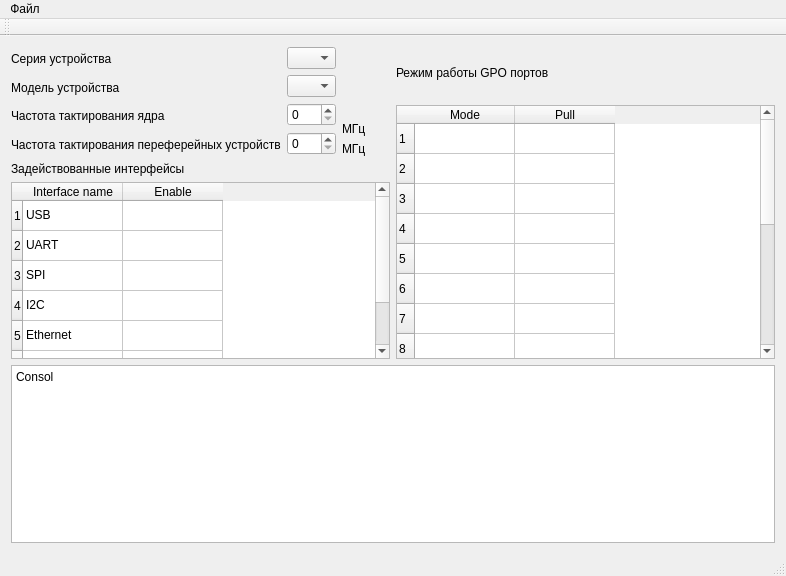
Before: the Qt Designer form mainwindow.ui in dlsingle/AKMO, drawn with Qt 5.
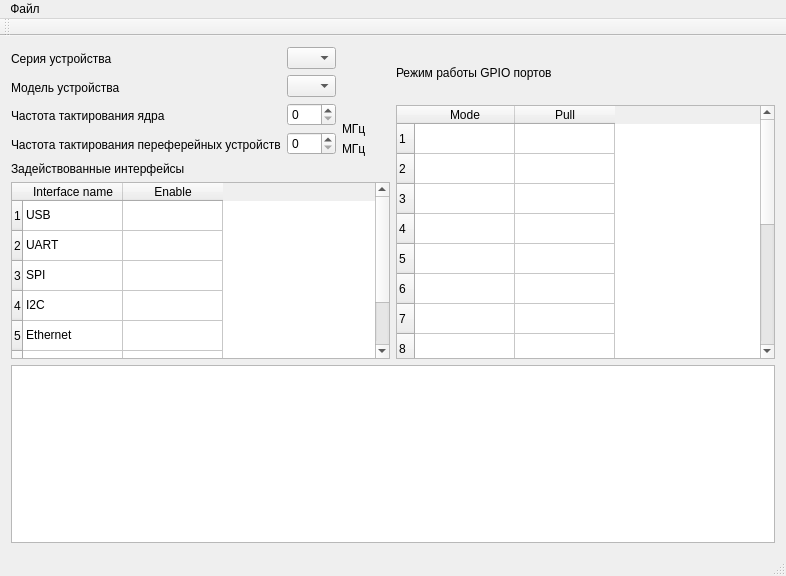
After: the same form once the commit is applied.

Commit message: Консоль + сохранение

The edit to the form file:
```diff
--- a/mainwindow.ui
+++ b/mainwindow.ui
@@ -162,7 +162,7 @@
     <item row="0" column="1">
      <widget class="QLabel" name="label_5">
       <property name="text">
-       <string>Режим работы GPO портов </string>
+       <string>Режим работы GPIO портов </string>
       </property>
      </widget>
     </item>
@@ -355,7 +355,7 @@
     <item row="4" column="0" colspan="2">
      <widget class="QPlainTextEdit" name="plainTextEdit">
       <property name="plainText">
-       <string>Consol</string>
+       <string/>
       </property>
      </widget>
     </item>
```
The commit also changes 2 other files.
